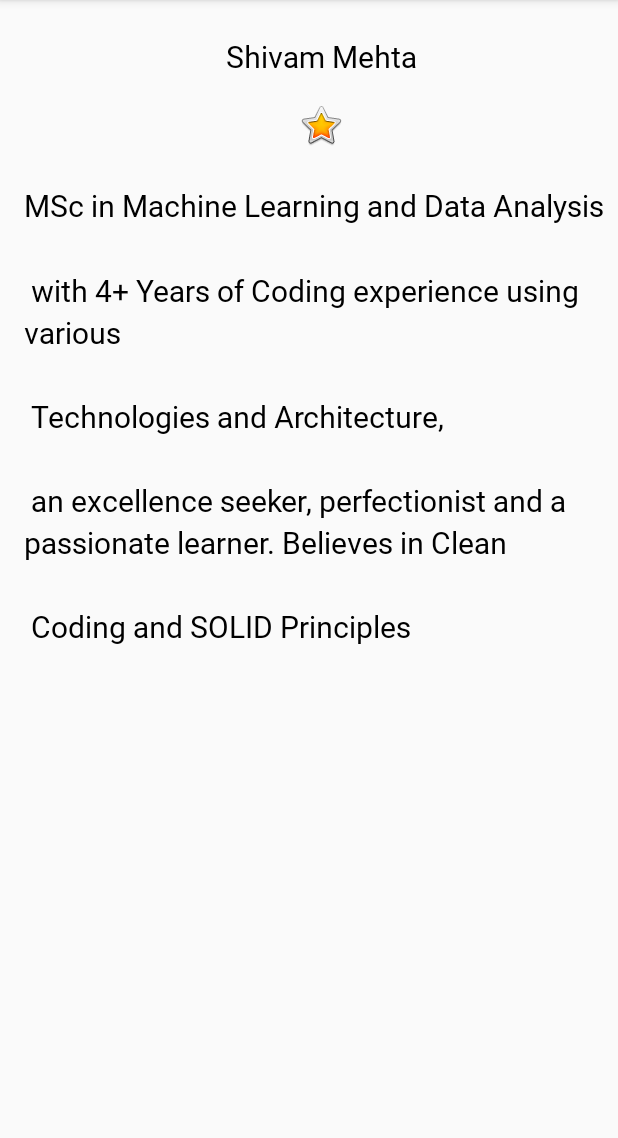
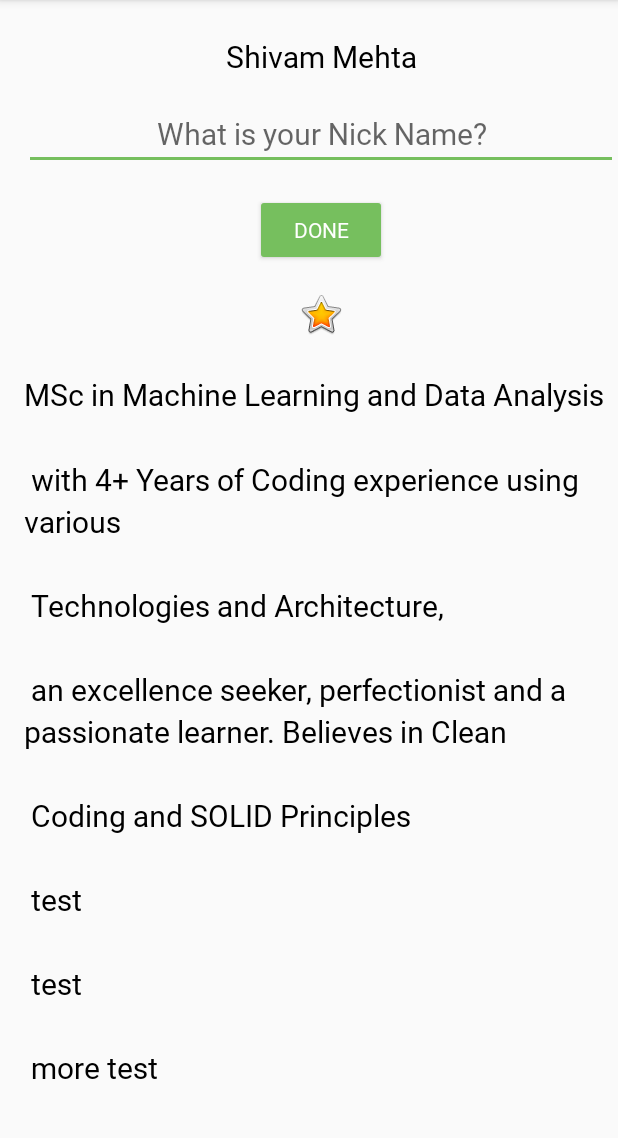
Before and after one commit to shivammehta007/About-Me, an Android app: the screen it shows after launch (MainActivity), on a phone screen of 412 x 824 dp, the part 84-1222 px from its top. Run offline under Robolectric (Android 15) with nearby library versions, the phone set to English and light mode, and no system bars; our stand-ins replace data binding.

Commit message:
Adding Button to show and hide some text

```diff
--- a/app/build.gradle
+++ b/app/build.gradle
@@ -21,6 +21,9 @@ android {
             proguardFiles getDefaultProguardFile('proguard-android-optimize.txt'), 'proguard-rules.pro'
         }
     }
+    dataBinding {
+        enabled = true
+    }
 }
 
 dependencies {
--- a/app/src/main/java/me/shivammehta/learning/aboutme/MainActivity.kt
+++ b/app/src/main/java/me/shivammehta/learning/aboutme/MainActivity.kt
@@ -1,12 +1,36 @@
 package me.shivammehta.learning.aboutme
 
+import android.content.Context
 import androidx.appcompat.app.AppCompatActivity
 import android.os.Bundle
+import android.view.View
+import android.view.inputmethod.InputMethodManager
+import android.widget.Button
+import android.widget.EditText
+import android.widget.TextView
 
 class MainActivity : AppCompatActivity() {
+    lateinit var editText : EditText
+    lateinit var nicknameTextView : TextView
 
     override fun onCreate(savedInstanceState: Bundle?) {
         super.onCreate(savedInstanceState)
         setContentView(R.layout.activity_main)
+        findViewById<Button>(R.id.done_button).setOnClickListener {
+            editNickName(it)
+        }
+    }
+    private fun editNickName(view : View){
+        editText = findViewById(R.id.nickname_edit)
+        nicknameTextView = findViewById(R.id.nickname_text)
+
+        nicknameTextView.text = editText.text
+        editText.visibility = View.GONE
+        view.visibility = View.GONE
+        nicknameTextView.visibility = View.VISIBLE
+
+        // Hide the keyboard.
+        val imm = getSystemService(Context.INPUT_METHOD_SERVICE) as InputMethodManager
+        imm.hideSoftInputFromWindow(view.windowToken, 0)
     }
 }
--- a/app/src/main/res/layout/activity_main.xml
+++ b/app/src/main/res/layout/activity_main.xml
@@ -1,6 +1,8 @@
 <?xml version="1.0" encoding="utf-8"?>
-<LinearLayout xmlns:android="http://schemas.android.com/apk/res/android"
-    xmlns:app="http://schemas.android.com/apk/res-auto"
+<layout xmlns:android="http://schemas.android.com/apk/res/android"
+    xmlns:app="http://schemas.android.com/apk/res-auto">
+
+    <LinearLayout
         android:layout_width="match_parent"
         android:layout_height="match_parent"
         android:orientation="vertical"
@@ -14,6 +16,33 @@
             android:text="@string/name_me"
             android:textAlignment="center" />
 
+        <EditText
+            android:id="@+id/nickname_edit"
+            style="@style/NameStyle"
+            android:layout_width="match_parent"
+            android:layout_height="wrap_content"
+            android:ems="10"
+            android:hint="@string/what_is_your_nick_name"
+            android:inputType="textPersonName"
+            android:textAlignment="center" />
+
+        <Button
+            android:id="@+id/done_button"
+            style="@style/Widget.AppCompat.Button.Colored"
+            android:layout_width="wrap_content"
+            android:layout_height="wrap_content"
+            android:layout_gravity="center_horizontal"
+            android:layout_marginTop="@dimen/layout_margin"
+            android:fontFamily="@font/roboto"
+            android:text="@string/done" />
+
+        <TextView
+            android:id="@+id/nickname_text"
+            style="@style/NameStyle"
+            android:layout_width="match_parent"
+            android:layout_height="wrap_content"
+            android:visibility="gone" />
+
         <ImageView
             android:id="@+id/star_image"
             android:layout_width="match_parent"
@@ -24,7 +53,8 @@
 
         <ScrollView
             android:layout_width="match_parent"
-        android:layout_height="match_parent">
+            android:layout_height="match_parent"
+            android:textAlignment="center">
 
             <TextView
                 android:id="@+id/textView"
@@ -35,3 +65,4 @@
                 android:text="@string/bio_text" />
         </ScrollView>
     </LinearLayout>
+</layout>
--- a/app/src/main/res/values/colors.xml
+++ b/app/src/main/res/values/colors.xml
@@ -2,5 +2,5 @@
 <resources>
     <color name="colorPrimary">#008577</color>
     <color name="colorPrimaryDark">#00574B</color>
-    <color name="colorAccent">#D81B60</color>
+    <color name="colorAccent">#76bf5e</color>
 </resources>
--- a/app/src/main/res/values/strings.xml
+++ b/app/src/main/res/values/strings.xml
@@ -8,6 +8,24 @@
         Technologies and Architecture, \n\n
         an excellence seeker, perfectionist and a passionate learner. Believes in Clean \n\n
         Coding and SOLID Principles \n\n
+        test \n\n
+        test \n\n
+        more test \n \n \n
+        more more test \n\n\n\n
+        more more test \n\n\n\n
+        more more test \n\n\n\n
+        more more test \n\n\n\n
+        more more test \n\n\n\n
+        more more test \n\n\n\n
+        more more test \n\n\n\n
+        more more test \n\n\n\n
+        more more test \n\n\n\n
+        more more test \n\n\n\n
+        more more test \n\n\n\n
+        more more test \n\n\n\n
+
     </string>
+    <string name="what_is_your_nick_name">What is your Nick Name?</string>
+    <string name="done">Done</string>
 
 </resources>
```
Lines whose indentation alone changed are shown as unchanged.
